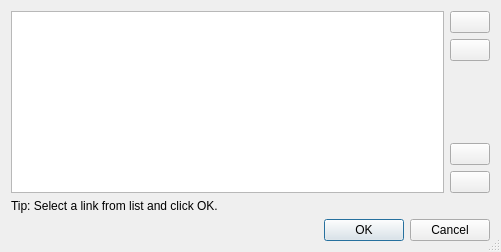
Old version of the form rc/feedmgrdlg.ui in the repository guendto/abby.
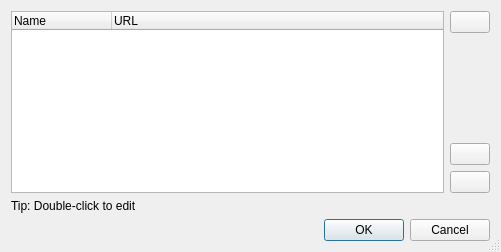
New version of the form. Icons and pictures are not drawn.

Commit message: feed manager: allow use of feed names.

Patch:
```diff
--- a/rc/feedmgrdlg.ui
+++ b/rc/feedmgrdlg.ui
@@ -23,18 +23,11 @@
   <property name="sizeGripEnabled" >
    <bool>true</bool>
   </property>
-  <layout class="QGridLayout" name="gridLayout_2" >
-   <item row="0" column="0" >
-    <layout class="QGridLayout" name="gridLayout" >
-     <item row="0" column="0" >
-      <widget class="QListWidget" name="feedsList" >
-       <property name="selectionMode" >
-        <enum>QAbstractItemView::ExtendedSelection</enum>
-       </property>
-      </widget>
-     </item>
-     <item row="0" column="1" >
-      <layout class="QVBoxLayout" name="verticalLayout" >
+  <layout class="QGridLayout" name="gridLayout_2">
+   <item row="0" column="0">
+    <layout class="QGridLayout" name="gridLayout">
+     <item row="0" column="1">
+      <layout class="QVBoxLayout" name="verticalLayout">
        <item>
         <widget class="QPushButton" name="addButton" >
          <property name="toolTip" >
@@ -56,28 +49,8 @@
         </widget>
        </item>
        <item>
-        <widget class="QPushButton" name="pasteButton" >
-         <property name="toolTip" >
-          <string>Paste from clipboard</string>
-         </property>
-         <property name="text" >
-          <string/>
-         </property>
-         <property name="icon" >
-          <iconset resource="abby.qrc" >
-           <normaloff>:/edit-paste.png</normaloff>:/edit-paste.png</iconset>
-         </property>
-         <property name="iconSize" >
-          <size>
-           <width>16</width>
-           <height>16</height>
-          </size>
-         </property>
-        </widget>
-       </item>
-       <item>
-        <spacer name="verticalSpacer" >
-         <property name="orientation" >
+        <spacer name="verticalSpacer">
+         <property name="orientation">
           <enum>Qt::Vertical</enum>
          </property>
          <property name="sizeHint" stdset="0" >
@@ -130,12 +103,32 @@
        </item>
       </layout>
      </item>
+     <item row="0" column="0">
+      <widget class="QTreeWidget" name="itemsTree">
+       <property name="selectionMode">
+        <enum>QAbstractItemView::ExtendedSelection</enum>
+       </property>
+       <property name="rootIsDecorated">
+        <bool>false</bool>
+       </property>
+       <column>
+        <property name="text">
+         <string>Name</string>
+        </property>
+       </column>
+       <column>
+        <property name="text">
+         <string>URL</string>
+        </property>
+       </column>
+      </widget>
+     </item>
     </layout>
    </item>
-   <item row="1" column="0" >
-    <widget class="QLabel" name="label" >
-     <property name="text" >
-      <string>Tip: Select a link from list and click OK.</string>
+   <item row="1" column="0">
+    <widget class="QLabel" name="label">
+     <property name="text">
+      <string>Tip: Double-click to edit</string>
      </property>
     </widget>
    </item>
```
Left out of the diff: 102 changed lines with no effect on the pictures. The commit also changes 8 other files.
